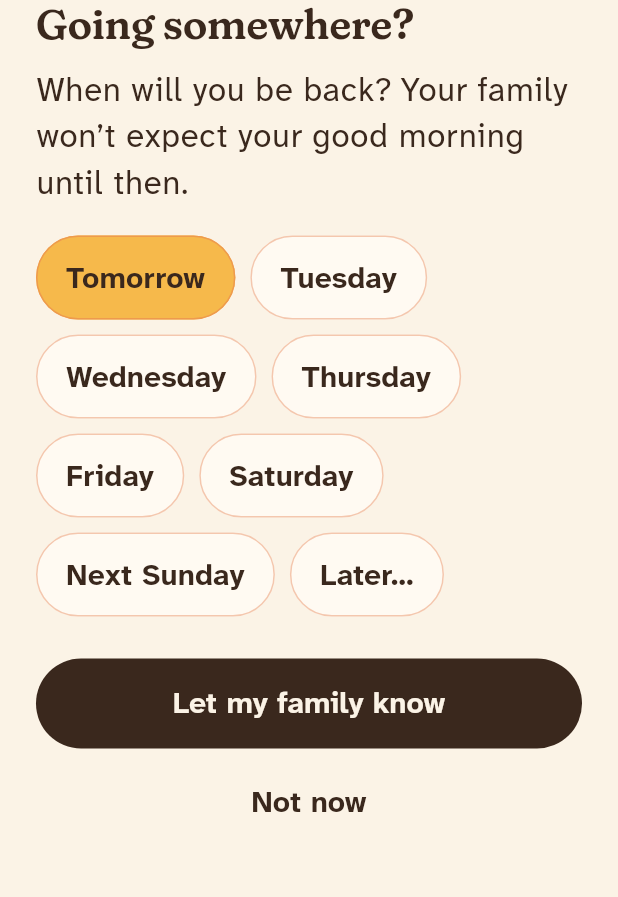
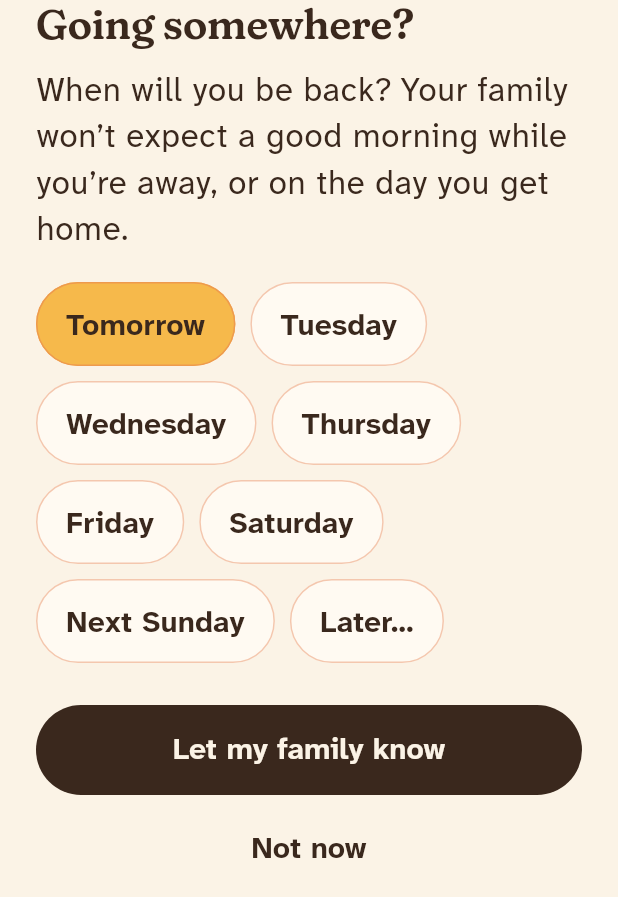
Before and after one commit to AhmedGamalFarouk/Morning-Wave, a Flutter app: the _AwaySheet widget shown alone on an empty page, opened directly with empty values, on a phone screen of 412 x 824 dp. Shown: the top 897 px of the screen. Run offline on Flutter 3.47's test engine with Material 3 defaults, Android fonts, the phone set to English and light mode, and no system bars; our stand-ins replace firebase_core, firebase_crashlytics, firebase_messaging, flutter_local_notifications, supabase_flutter; accounts and stored records are empty.

Commit message:
Away copy: the return day is a rest day too
Matches the escalation job: checks resume the day after paused_until.

Co-Authored-By: Claude Opus 5.5 (1M context) <noreply@anthropic.com>
Claude-Session: https://claude.ai/code/session_018WEy5K1rBBW7CNVzb7i3LJ

```diff
--- a/lib/screens/child_home_screen.dart
+++ b/lib/screens/child_home_screen.dart
@@ -86,7 +86,8 @@ class _ParentHeroState extends State<_ParentHero> {
         0.45,
         Palette.paperDeep,
         '$parent is away',
-        'Back on ${PlaceholderFamily.awayUntil}. No morning hellos until then.',
+        'Back on ${PlaceholderFamily.awayUntil}. Morning hellos start again '
+            'the day after.',
       ),
     };
 
--- a/lib/screens/parent_home_screen.dart
+++ b/lib/screens/parent_home_screen.dart
@@ -357,8 +357,9 @@ String _dayName(BuildContext context, DateTime day, DateTime today) {
   return 'on ${MaterialLocalizations.of(context).formatMediumDate(day)}';
 }
 
-/// Asks which day the parent will be back. Mornings resume on their own
-/// that day, so nothing needs switching back on.
+/// Asks which day the parent will be back. That day is a rest day too;
+/// mornings resume on their own the day after, so nothing needs switching
+/// back on.
 class _AwaySheet extends StatefulWidget {
   const _AwaySheet({required this.today});
 
@@ -407,8 +408,8 @@ class _AwaySheetState extends State<_AwaySheet> {
             Text('Going somewhere?', style: text.headlineMedium),
             const SizedBox(height: 12),
             Text(
-              'When will you be back? Your family won’t expect your good '
-              'morning until then.',
+              'When will you be back? Your family won’t expect a good '
+              'morning while you’re away, or on the day you get home.',
               style: text.bodyLarge,
             ),
             const SizedBox(height: 20),
```
